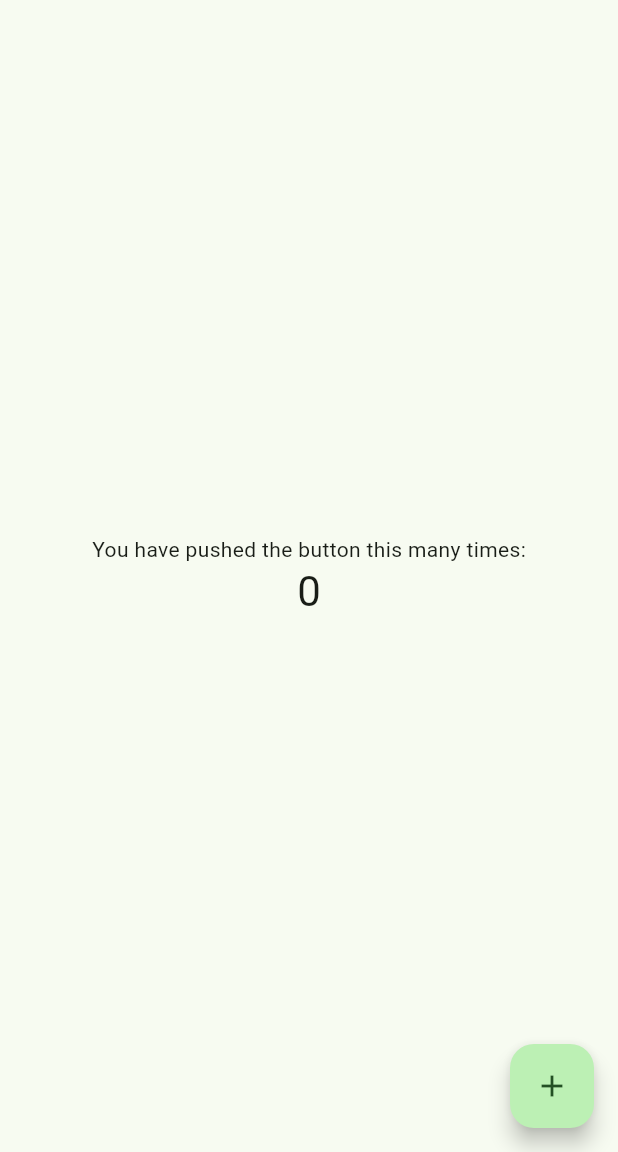
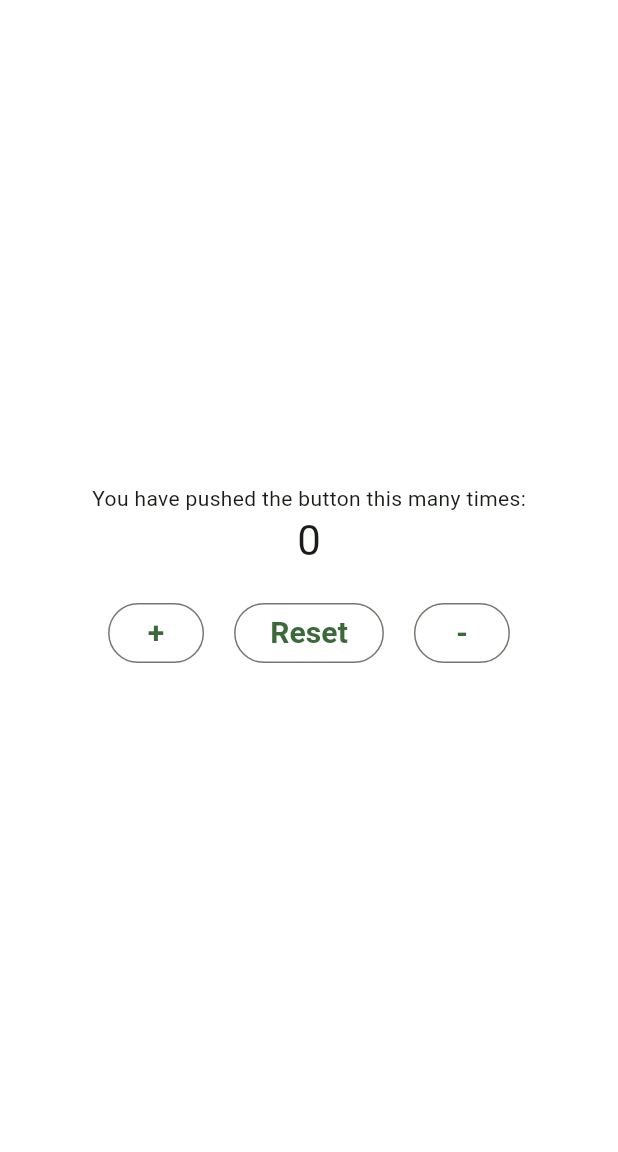
Before and after one commit to MrSmart00/flutter-sandbox, a Flutter app: the screen it shows after launch, on a phone screen of 412 x 824 dp, the part 84-1236 px from its top. Run offline on Flutter 3.47's test engine with Material 2 defaults, Android fonts, the phone set to English and light mode, and no system bars.

```diff
--- a/lib/my_home_page.dart
+++ b/lib/my_home_page.dart
@@ -10,16 +10,41 @@ class MyHomePage extends StatefulWidget {
 
 class _MyHomePageState extends State<MyHomePage> {
   int _counter = 0;
+  Color _backgroundColor = Colors.white;
 
   void _incrementCounter() {
     setState(() {
       _counter++;
+      if (_counter > 10) {
+        _backgroundColor = Colors.redAccent;
+      } else if (_counter >= 0) {
+        _backgroundColor = Colors.white;
+      }
+    });
+  }
+
+  void _resetCounter() {
+    setState(() {
+      _counter = 0;
+      _backgroundColor = Colors.white;
+    });
+  }
+
+  void _decrementCounter() {
+    setState(() {
+      _counter--;
+      if (_counter < 0) {
+        _backgroundColor = Colors.blueAccent;
+      } else if (_counter < 10) {
+        _backgroundColor = Colors.white;
+      }
     });
   }
 
   @override
   Widget build(BuildContext context) {
     return Scaffold(
+      backgroundColor: _backgroundColor,
       appBar: AppBar(
         backgroundColor: Theme.of(context).colorScheme.inversePrimary,
         title: Text(widget.title),
@@ -35,13 +60,46 @@ class _MyHomePageState extends State<MyHomePage> {
               '$_counter',
               style: Theme.of(context).textTheme.headlineMedium,
             ),
+            const SizedBox(height: 20.0),
+            Row(
+              mainAxisAlignment: MainAxisAlignment.center,
+              children: [
+                OutlinedButton(
+                  onPressed: _incrementCounter,
+                  child: const Text(
+                    '+',
+                    style: TextStyle(
+                      fontWeight: FontWeight.bold,
+                      fontSize: 20,
+                    ),
+                  )
+                ),
+                const SizedBox(width: 20.0),
+                OutlinedButton(
+                    onPressed: _resetCounter,
+                    child: const Text(
+                      'Reset',
+                      style: TextStyle(
+                        fontWeight: FontWeight.bold,
+                        fontSize: 20,
+                      ),
+                    )
+                ),
+                const SizedBox(width: 20.0),
+                OutlinedButton(
+                  onPressed: _decrementCounter,
+                  child: const Text(
+                    '-',
+                    style: TextStyle(
+                      fontWeight: FontWeight.bold,
+                      fontSize: 20,
+                    ),
+                  )
+                )
+              ],
+            )
           ],
         ),
-      ),
-      floatingActionButton: FloatingActionButton(
-        onPressed: _incrementCounter,
-        tooltip: 'Increment',
-        child: const Icon(Icons.add),
       ),
     );
   }
```
Also changed, not shown: 1 other file.
